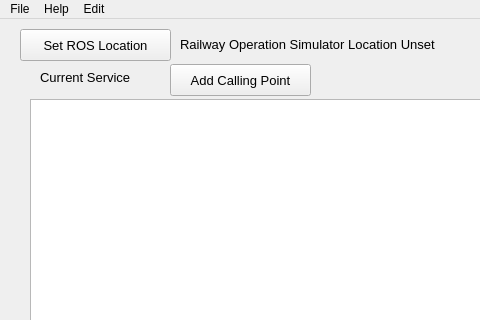
Before: the Qt Designer form rosttbappwindow.ui in Railway-Op-Sim/RailOSTimetableEditor, drawn with Qt 5; both pictures show x 0 to 480 and y 0 to 320 of the 1024 by 778 pixel window.
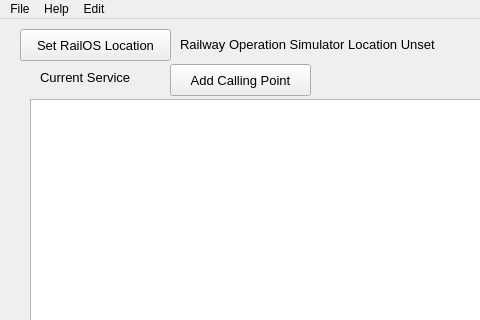
After: the same form once the commit is applied.

The edit to the form file:
```diff
--- a/rosttbappwindow.ui
+++ b/rosttbappwindow.ui
@@ -1606,7 +1606,7 @@
      </font>
     </property>
     <property name="text">
-     <string>Set ROS Location</string>
+     <string>Set RailOS Location</string>
     </property>
    </widget>
    <widget class="QLabel" name="ROSStatus">
```
Left out of the diff: 18 changed lines with no effect on the pictures.
